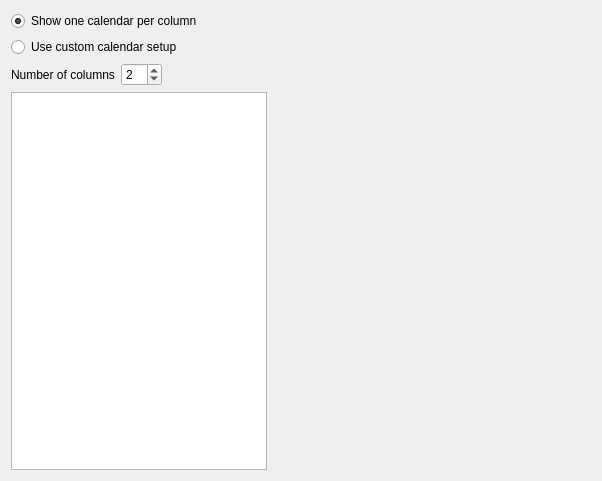
Old version of the form multiagendaviewconfigwidget.ui in the repository KDE/korganizer.
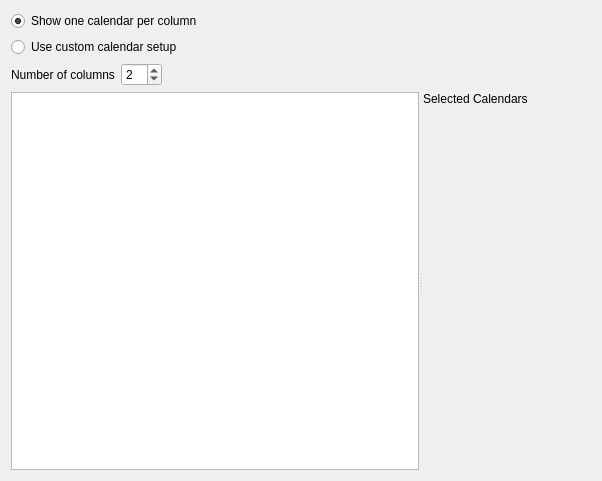
New version of the form.

The edit to the form file:
```diff
--- a/multiagendaviewconfigwidget.ui
+++ b/multiagendaviewconfigwidget.ui
@@ -13,7 +13,7 @@
   <property name="windowTitle">
    <string>Form</string>
   </property>
-  <layout class="QVBoxLayout" name="verticalLayout">
+  <layout class="QVBoxLayout" name="verticalLayout_2" stretch="0,0,0,1">
    <item>
     <widget class="QRadioButton" name="useDefaultRB">
      <property name="text">
@@ -66,8 +66,10 @@
     </layout>
    </item>
    <item>
-    <layout class="QHBoxLayout" name="horizontalLayout_2">
-     <item>
+    <widget class="QSplitter" name="splitter">
+     <property name="orientation">
+      <enum>Qt::Horizontal</enum>
+     </property>
       <widget class="QListView" name="columnList">
        <property name="sizePolicy">
         <sizepolicy hsizetype="Preferred" vsizetype="Expanding">
@@ -76,18 +78,25 @@
         </sizepolicy>
        </property>
       </widget>
+     <widget class="QWidget" name="layoutWidget">
+      <layout class="QVBoxLayout" name="verticalLayout">
+       <item>
+        <widget class="QLabel" name="label">
+         <property name="text">
+          <string>Selected Calendars</string>
+         </property>
+        </widget>
      </item>
      <item>
-      <widget class="QWidget" name="collectionSelectionParent" native="true">
-       <property name="sizePolicy">
-        <sizepolicy hsizetype="MinimumExpanding" vsizetype="MinimumExpanding">
-         <horstretch>0</horstretch>
-         <verstretch>0</verstretch>
-        </sizepolicy>
+        <widget class="QStackedWidget" name="selectionStack">
+         <property name="currentIndex">
+          <number>-1</number>
        </property>
       </widget>
      </item>
     </layout>
+     </widget>
+    </widget>
    </item>
   </layout>
  </widget>
```
Lines whose indentation alone changed are shown as unchanged.
